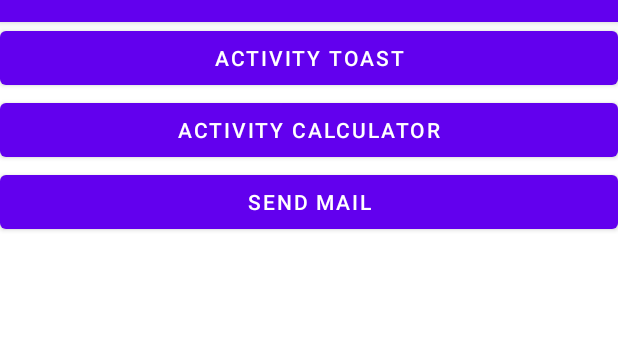
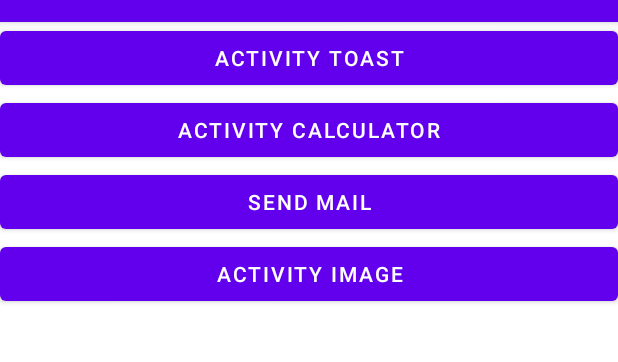
Before and after one commit to teh0/android-toast-tp1, an Android app: the screen it shows after launch (MainActivity), on a phone screen of 412 x 824 dp, the part 62-424 px from its top. Run offline under Robolectric (Android 15) with nearby library versions, the phone set to English and light mode, and no system bars.

Commit message:
✨ Add Image inject exercice

```diff
--- a/app/build.gradle
+++ b/app/build.gradle
@@ -40,4 +40,6 @@ dependencies {
     testImplementation 'junit:junit:4.+'
     androidTestImplementation 'androidx.test.ext:junit:1.1.2'
     androidTestImplementation 'androidx.test.espresso:espresso-core:3.3.0'
+    implementation 'com.github.bumptech.glide:glide:4.12.0'
+    annotationProcessor 'com.github.bumptech.glide:compiler:4.12.0'
 }
--- a/app/src/main/java/com/champion/theo/tpo1_champion_theo/MainActivity.java
+++ b/app/src/main/java/com/champion/theo/tpo1_champion_theo/MainActivity.java
@@ -41,6 +41,7 @@ public class MainActivity extends AppCompatActivity {
         this.onClickToastActivityButton();
         this.onClickCalculatorActivityButton();
         this.onClickSendMailButton();
+        this.onClickImageActivityButton();
     }
 
     /**
@@ -97,4 +98,17 @@ public class MainActivity extends AppCompatActivity {
             }
         });
     }
+
+    /**
+     * Event handler for add image activity button click
+     */
+    private void onClickImageActivityButton() {
+        this.binding.toImageActivity.setOnClickListener(new View.OnClickListener() {
+            @Override
+            public void onClick(View v) {
+                Intent intent = new Intent(MainActivity.this, AddImageActivity.class);
+                startActivity(intent);
+            }
+        });
+    }
 }
--- a/app/src/main/res/layout/activity_main.xml
+++ b/app/src/main/res/layout/activity_main.xml
@@ -25,5 +25,11 @@
         android:layout_height="wrap_content"
         android:text="@string/send_mail"
         app:layout_constraintTop_toBottomOf="@id/to_calculator_activity_button"/>
+    <Button
+        android:id="@+id/to_image_activity"
+        android:layout_width="match_parent"
+        android:layout_height="wrap_content"
+        android:text="@string/activity_image"
+        app:layout_constraintTop_toBottomOf="@id/send_mail_button"/>
 
 </androidx.constraintlayout.widget.ConstraintLayout>
--- a/app/src/main/res/values/strings.xml
+++ b/app/src/main/res/values/strings.xml
@@ -6,4 +6,5 @@
     <string name="activity_toast">Activity Toast</string>
     <string name="activity_calculator">Activity calculator</string>
     <string name="send_mail">Send mail</string>
+    <string name="activity_image">Activity image</string>
 </resources>
```
Also changed, not shown: app/src/main/AndroidManifest.xml (+5 -5 lines), app/src/main/java/com/champion/theo/tpo1_champion_theo/AddImageActivity.java (added, +40 -0 lines), app/src/main/res/layout/activity_add_image.xml (added, +16 -0 lines), 1 other file.
